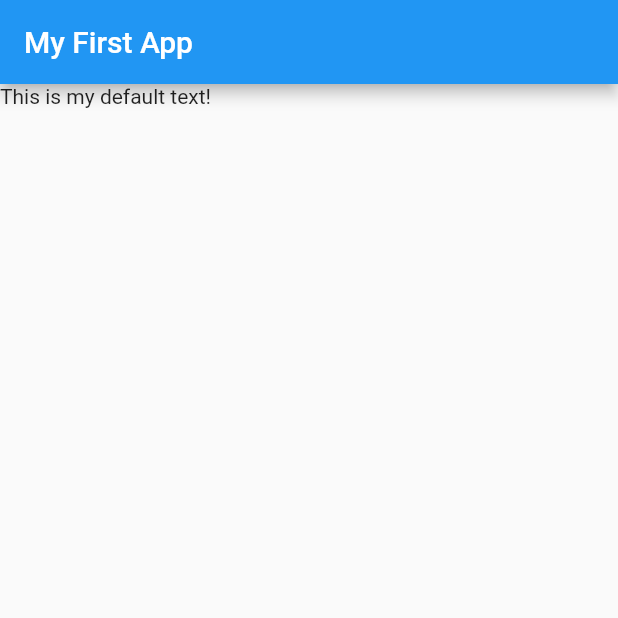
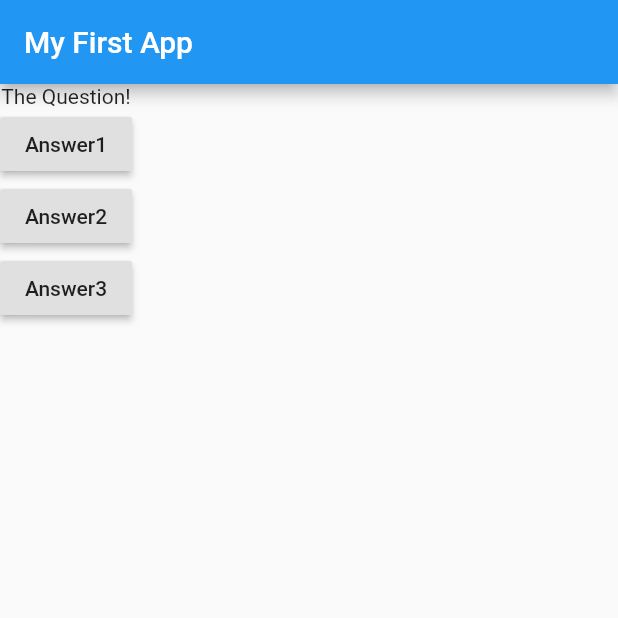
Before and after one commit to linuxuser07/Flutter_learning, a Flutter app: the screen it shows after launch, on a phone screen of 412 x 824 dp, the top half of it. Run offline on Flutter 3.47's test engine with Material 2 defaults, Android fonts, the phone set to English and light mode, and no system bars.

Commit message:
Adding A list of widgets to show buttons learning about annonimous functions

```diff
--- a/project1/lib/main.dart
+++ b/project1/lib/main.dart
@@ -1,10 +1,20 @@
 import 'package:flutter/material.dart';
 
-void main() {
-  runApp(MyApp());
-}
+// void main() {
+//   runApp(MyApp());
+// }
+
+void main() => runApp(MyApp());
 
 class MyApp extends StatelessWidget {
+  void answerQuestion() {
+    print('Answer Chosen');
+  }
+  var questions = [
+  'What is your favorite color?',
+  'What\'s is your favorite animal'
+  ];
+
   @override
   Widget build(BuildContext context) {
     return MaterialApp(
@@ -12,7 +22,24 @@ class MyApp extends StatelessWidget {
         appBar: AppBar(
           title: Text('My First App'),
         ),
-        body: Text('This is my default text!'),
+        body: Column(
+          children: [
+            Text('The Question!'),
+            RaisedButton(
+              child: Text('Answer1'),
+              //reason to pass the function with no parenthesis, is to pass the pointer.
+              onPressed: answerQuestion,
+            ),
+            RaisedButton(
+              child: Text('Answer2'),
+              onPressed: () => print('Something else!'),
+            ),
+            RaisedButton(
+              child: Text('Answer3'),
+              onPressed: () { print('Option 3');},
+            ),
+          ],
+        ),
       ),
     );
   }
```
